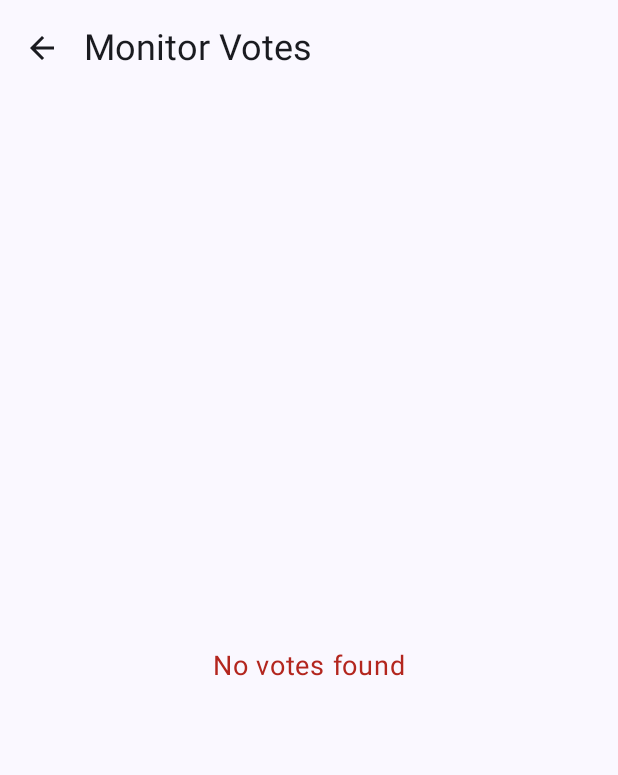
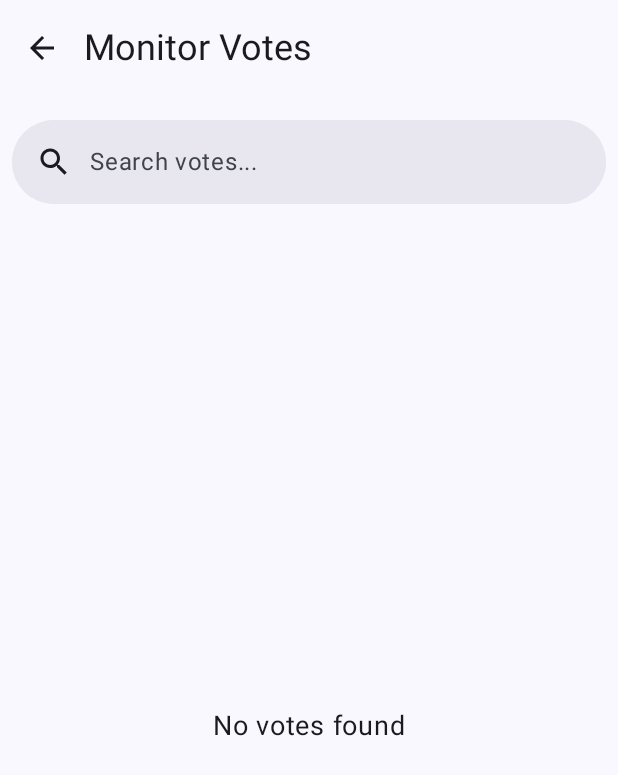
Before and after one commit to dev-Alok-Kumar-android/OnlineVotingApp, an Android app built with Jetpack Compose: the MonitorVotesScreen screen opened through its navigation route, on a phone screen of 412 x 824 dp. Shown: the top 775 px of the screen. Run offline under Robolectric (Android 15) with nearby library versions, the phone set to English and light mode, and no system bars; our stand-ins replace Firebase (no records; nobody signed in at launch, a user with empty details on screens opened directly).

Commit message:
Fix: Update delete poll logic and improve MonitorVotesScreen UX
- Refactored `deletePoll` in `ManagePollViewModel` to correctly delete associated votes and candidates before deleting the poll itself.
- Enhanced `MonitorVotesScreen`:
    - Added a search bar to filter votes by various fields (vote ID, voter name, candidate name, poll title, timestamp).
    - Improved UI for displaying vote information.
- In `MonitorVotesViewModel`:
    - Modified `deleteVote` to correctly update the `hasVoted` status for the user when a vote is deleted.
    - Ensured that `pollTitle` defaults to "Unknown Poll" if not found.
- In `UserHomeScreen`:
    - Corrected the timing of fetching user verification status and name to ensure `isLoading` is set appropriately.
    - Minor icon update for logout button.
- Added Material3 dependency.
- Added Hilt and DataStore Preferences dependencies to `app/build.gradle.kts` and Hilt plugin to project-level `build.gradle.kts`.

```diff
--- a/app/build.gradle.kts
+++ b/app/build.gradle.kts
@@ -54,6 +54,7 @@ dependencies {
     implementation(libs.material)
     implementation(libs.firebase.auth)
     implementation(libs.firebase.firestore)
+    implementation(libs.material3)
     testImplementation(libs.junit)
     androidTestImplementation(libs.androidx.junit)
     androidTestImplementation(libs.androidx.espresso.core)
@@ -61,4 +62,6 @@ dependencies {
     androidTestImplementation(libs.androidx.ui.test.junit4)
     debugImplementation(libs.androidx.ui.tooling)
     debugImplementation(libs.androidx.ui.test.manifest)
+    implementation(libs.hilt.android)
+    implementation(libs.androidx.datastore.preferences)
 }
--- a/app/src/main/java/com/alokkumar/onlinevotingapp/ui/screens/admin/MonitorVotesScreen.kt
+++ b/app/src/main/java/com/alokkumar/onlinevotingapp/ui/screens/admin/MonitorVotesScreen.kt
@@ -13,7 +13,9 @@ import androidx.compose.foundation.lazy.LazyColumn
 import androidx.compose.foundation.lazy.items
 import androidx.compose.material.icons.Icons
 import androidx.compose.material.icons.automirrored.filled.ArrowBack
+import androidx.compose.material.icons.filled.Close
 import androidx.compose.material.icons.filled.Delete
+import androidx.compose.material.icons.filled.Search
 import androidx.compose.material3.AlertDialog
 import androidx.compose.material3.Card
 import androidx.compose.material3.CardDefaults
@@ -23,6 +25,8 @@ import androidx.compose.material3.Icon
 import androidx.compose.material3.IconButton
 import androidx.compose.material3.MaterialTheme
 import androidx.compose.material3.Scaffold
+import androidx.compose.material3.SearchBar
+import androidx.compose.material3.SearchBarDefaults
 import androidx.compose.material3.Text
 import androidx.compose.material3.TextButton
 import androidx.compose.material3.TopAppBar
@@ -34,6 +38,7 @@ import androidx.compose.runtime.remember
 import androidx.compose.runtime.setValue
 import androidx.compose.ui.Alignment
 import androidx.compose.ui.Modifier
+import androidx.compose.ui.draw.alpha
 import androidx.compose.ui.platform.LocalContext
 import androidx.compose.ui.unit.dp
 import androidx.compose.ui.unit.sp
@@ -51,6 +56,27 @@ fun MonitorVotesScreen(
     val votes by viewModel.votes.collectAsState()
     val context = LocalContext.current
     var voteToDelete by remember { mutableStateOf<String?>(null) }
+    var searchQuery by remember { mutableStateOf("") }
+    val onActiveChange: (Boolean) -> Unit = { isActive ->
+        if (!isActive) {
+            searchQuery = ""
+        }
+    }
+    val filteredVotes = remember(searchQuery, votes) {
+        if (searchQuery.isBlank()) {
+            votes
+        } else {
+            votes.filter {
+                it.voteId.contains(searchQuery, ignoreCase = true) ||
+                        it.voterName.contains(searchQuery, ignoreCase = true) ||
+                        it.candidateName.contains(searchQuery, ignoreCase = true) ||
+                        it.pollTitle.contains(searchQuery, ignoreCase = true) ||
+                        viewModel.formatTime(it.timestamp).contains(searchQuery, ignoreCase = true)
+
+            }
+        }
+    }
+    val activeSearch = searchQuery.isNotBlank()
 
     Scaffold(
         topBar = {
@@ -63,67 +89,124 @@ fun MonitorVotesScreen(
                 }
             )
         }
-    ) { innerPadding ->
-        Box(
+    )
+    { innerPadding ->
+        Column(
             modifier = Modifier
                 .padding(innerPadding)
                 .fillMaxSize()
         ) {
-            when {
-                viewModel.isLoading -> {
-                    CircularProgressIndicator(modifier = Modifier.align(Alignment.Center))
+
+            SearchBar(
+                inputField = {
+                    SearchBarDefaults.InputField(
+                        query = searchQuery,
+                        onQueryChange = { searchQuery = it },
+                        onSearch = { /* handle search if needed */ },
+                        expanded = activeSearch,
+                        onExpandedChange = onActiveChange,
+                        placeholder = { Text("Search votes...") },
+                        leadingIcon = {
+                            Icon(Icons.Default.Search, contentDescription = "Search")
+                        },
+                        trailingIcon = {
+                            if (searchQuery.isNotEmpty()) {
+                                IconButton(onClick = { searchQuery = "" }) {
+                                    Icon(Icons.Default.Close, contentDescription = "Clear")
                                 }
-
-                viewModel.errorMessage != null -> {
-                    Text(
-                        text = viewModel.errorMessage ?: "",
-                        color = MaterialTheme.colorScheme.error,
-                        modifier = Modifier.align(Alignment.Center)
+                            }
+                        }
                     )
+                },
+                expanded = activeSearch,
+                onExpandedChange = onActiveChange,
+                modifier = Modifier
+                    .fillMaxWidth()
+                    .padding(8.dp),
+                shape = SearchBarDefaults.inputFieldShape,
+                tonalElevation = SearchBarDefaults.TonalElevation,
+                shadowElevation = SearchBarDefaults.ShadowElevation,
+                windowInsets = SearchBarDefaults.windowInsets,
+                content = {
+                    LazyColumn(
+                        modifier = Modifier
+                            .fillMaxSize()
+                            .padding(horizontal = 8.dp)
+                    ) {
+                        items(filteredVotes) { vote ->
+                            Card(
+                                modifier = Modifier
+                                    .clickable {
+                                        navController.navigate("${Routes.VOTE_DETAIL}/${vote.voteId}")
                                     }
-
-                else -> {
+                                    .fillMaxWidth()
+                                    .padding(vertical = 6.dp),
+                                elevation = CardDefaults.cardElevation(4.dp)
+                            ) {
                                 Column(
                                     modifier = Modifier
-                            .fillMaxSize()
-                            .padding(16.dp)
-                    ) {
-                        if (votes.isEmpty()) {
-                            Box(
-                                modifier = Modifier
-                                    .fillMaxSize()
-                                    .padding(16.dp),
-                                contentAlignment = Alignment.Center
+                                        .fillMaxWidth()
+                                        .padding(12.dp)
                                 ) {
                                     Text(
-                                    text = "No votes found",
-                                    fontSize = 18.sp,
-                                    color = MaterialTheme.colorScheme.error
+                                        vote.pollTitle,
+                                        style = MaterialTheme.typography.titleLarge
+                                    )
+                                    Text(
+                                        "${vote.voterName} 🗳️ ${vote.candidateName}",
+                                        style = MaterialTheme.typography.bodyMedium,
+                                        modifier = Modifier.alpha(0.7f)
                                     )
                                 }
                             }
+                        }
+                    }
+                },
+            )
 
-                        LazyColumn(verticalArrangement = Arrangement.spacedBy(12.dp)) {
+            // Votes UI
+            when {
+                viewModel.isLoading -> Box(
+                    modifier = Modifier.fillMaxSize(),
+                    contentAlignment = Alignment.Center
+                ) {
+                    CircularProgressIndicator()
+                }
+
+                viewModel.errorMessage != null -> Box(
+                    modifier = Modifier.fillMaxSize(),
+                    contentAlignment = Alignment.Center
+                ) {
+                    Text(viewModel.errorMessage!!, color = MaterialTheme.colorScheme.error)
+                }
+
+                votes.isEmpty() -> Box(
+                    modifier = Modifier.fillMaxSize(),
+                    contentAlignment = Alignment.Center
+                ) {
+                    Text("No votes found", fontSize = 18.sp)
+                }
+
+                else -> LazyColumn(
+                    modifier = Modifier
+                        .fillMaxSize(),
+                    verticalArrangement = Arrangement.spacedBy(12.dp)
+                ) {
                     items(votes) { vote ->
                         Card(
                             modifier = Modifier
                                 .fillMaxWidth()
-                                        .clickable {
-                                            navController.navigate("${Routes.VOTE_DETAIL}/${vote.voteId}")
-                                        },
+                                .padding(horizontal = 16.dp, vertical = 2.dp)
+                                .clickable { navController.navigate("${Routes.VOTE_DETAIL}/${vote.voteId}") },
                             elevation = CardDefaults.cardElevation(4.dp)
                         ) {
                             Column(modifier = Modifier.padding(12.dp)) {
-                                        Text("💈 PollModel: ${vote.pollTitle}", fontSize = 18.sp)
+                                Text("💈 Poll: ${vote.pollTitle}", fontSize = 18.sp)
                                 Text(
                                     "🧑 ${vote.voterName} ➝ 🗳️ ${vote.candidateName}",
                                     fontSize = 18.sp
                                 )
-                                        Text(
-                                            "🕒 ${viewModel.formatTime(vote.timestamp)}",
-                                            fontSize = 14.sp
-                                        )
-
+                                Text("🕒 ${viewModel.formatTime(vote.timestamp)}", fontSize = 14.sp)
                                 Row(
                                     modifier = Modifier.fillMaxWidth(),
                                     horizontalArrangement = Arrangement.End
@@ -144,10 +227,8 @@ fun MonitorVotesScreen(
             }
         }
     }
-        }
-    }
 
-    // Confirmation Dialog
+    // Delete Confirmation Dialog
     voteToDelete?.let { id ->
         AlertDialog(
             onDismissRequest = { voteToDelete = null },
--- a/app/src/main/java/com/alokkumar/onlinevotingapp/ui/screens/user/UserHomeScreen.kt
+++ b/app/src/main/java/com/alokkumar/onlinevotingapp/ui/screens/user/UserHomeScreen.kt
@@ -61,21 +61,13 @@ fun UserHomeScreen(navController: NavController) {
     val auth = FirebaseAuth.getInstance()
 
     var showLogoutDialog by remember { mutableStateOf(false) }
-    val pollModels = remember { mutableStateListOf<PollModel>() }
     var userName by remember { mutableStateOf("") }
 
     var isVerified by remember { mutableStateOf(false) }
     var isLoading by remember { mutableStateOf(true) }
 
-    LaunchedEffect(Unit) {
-        db.collection("users")
-            .document(auth.currentUser?.uid ?: "")
-            .get().addOnSuccessListener { doc ->
-                isVerified = doc.getBoolean("verified") ?: false
-                isLoading = false
-            }
-    }
 
+    val pollModels = remember { mutableStateListOf<PollModel>() }
     var searchQuery by remember { mutableStateOf("") }
     val onActiveChange: (Boolean) -> Unit = { isActive ->
         if (!isActive) {
@@ -100,6 +92,8 @@ fun UserHomeScreen(navController: NavController) {
             db.collection("users").document(uid).get()
                 .addOnSuccessListener { doc ->
                     userName = doc.getString("name") ?: ""
+                    isVerified = doc.getBoolean("verified") ?: false
+                    isLoading = false
                 }
         }
     }
@@ -163,7 +157,7 @@ fun UserHomeScreen(navController: NavController) {
 
                     IconButton(onClick = { showLogoutDialog = true }) {
                         Icon(
-                            Icons.AutoMirrored.Filled.ExitToApp,
+                            imageVector = Icons.AutoMirrored.Filled.ExitToApp,
                             contentDescription = "Logout",
                             tint = MaterialTheme.colorScheme.onPrimaryContainer
                         )
@@ -296,6 +290,7 @@ fun UserHomeScreen(navController: NavController) {
                         }
                     },
                 )
+
                 Spacer(modifier = Modifier.height(8.dp))
                 LazyColumn(Modifier.padding(horizontal = 16.dp)) {
                     items(pollModels) { poll ->
--- a/build.gradle.kts
+++ b/build.gradle.kts
@@ -4,4 +4,7 @@ plugins {
     alias(libs.plugins.kotlin.android) apply false
     alias(libs.plugins.kotlin.compose) apply false
     alias(libs.plugins.google.gms.google.services) apply false
+//    alias(libs.plugins.dagger.hilt.android) apply false
+
+    id("com.google.dagger.hilt.android") version "2.57" apply false
 }
--- a/gradle/libs.versions.toml
+++ b/gradle/libs.versions.toml
@@ -1,6 +1,8 @@
 [versions]
 agp = "8.12.0"
+datastorePreferences = "1.1.7"
 firebaseBom = "34.0.0"
+hiltAndroid = "2.57"
 kotlin = "2.2.0"
 coreKtx = "1.16.0"
 junit = "4.13.2"
@@ -14,10 +16,13 @@ firebaseAuth = "23.2.1"
 material = "1.12.0"
 navigationCompose = "2.9.2"
 firebaseFirestore = "25.1.4"
+material3 = "1.3.2"
 
 [libraries]
 androidx-core-ktx = { group = "androidx.core", name = "core-ktx", version.ref = "coreKtx" }
+androidx-datastore-preferences = { module = "androidx.datastore:datastore-preferences", version.ref = "datastorePreferences" }
 firebase-bom = { module = "com.google.firebase:firebase-bom", version.ref = "firebaseBom" }
+hilt-android = { module = "com.google.dagger:hilt-android", version.ref = "hiltAndroid" }
 junit = { group = "junit", name = "junit", version.ref = "junit" }
 androidx-junit = { group = "androidx.test.ext", name = "junit", version.ref = "junitVersion" }
 androidx-espresso-core = { group = "androidx.test.espresso", name = "espresso-core", version.ref = "espressoCore" }
@@ -35,6 +40,7 @@ androidx-navigation-compose = { group = "androidx.navigation", name = "navigatio
 material = { group = "com.google.android.material", name = "material", version.ref = "material" }
 firebase-auth = { group = "com.google.firebase", name = "firebase-auth", version.ref = "firebaseAuth" }
 firebase-firestore = { group = "com.google.firebase", name = "firebase-firestore", version.ref = "firebaseFirestore" }
+material3 = { group = "androidx.compose.material3", name = "material3", version.ref = "material3" }
 
 [plugins]
 android-application = { id = "com.android.application", version.ref = "agp" }
```
Also changed, not shown: app/src/main/java/com/alokkumar/onlinevotingapp/viewmodel/admin/ManagePollViewModel.kt (+32 -7 lines), app/src/main/java/com/alokkumar/onlinevotingapp/viewmodel/admin/MonitorVotesViewModel.kt (+19 -20 lines), 2 other files. Lines whose indentation alone changed are shown as unchanged.
